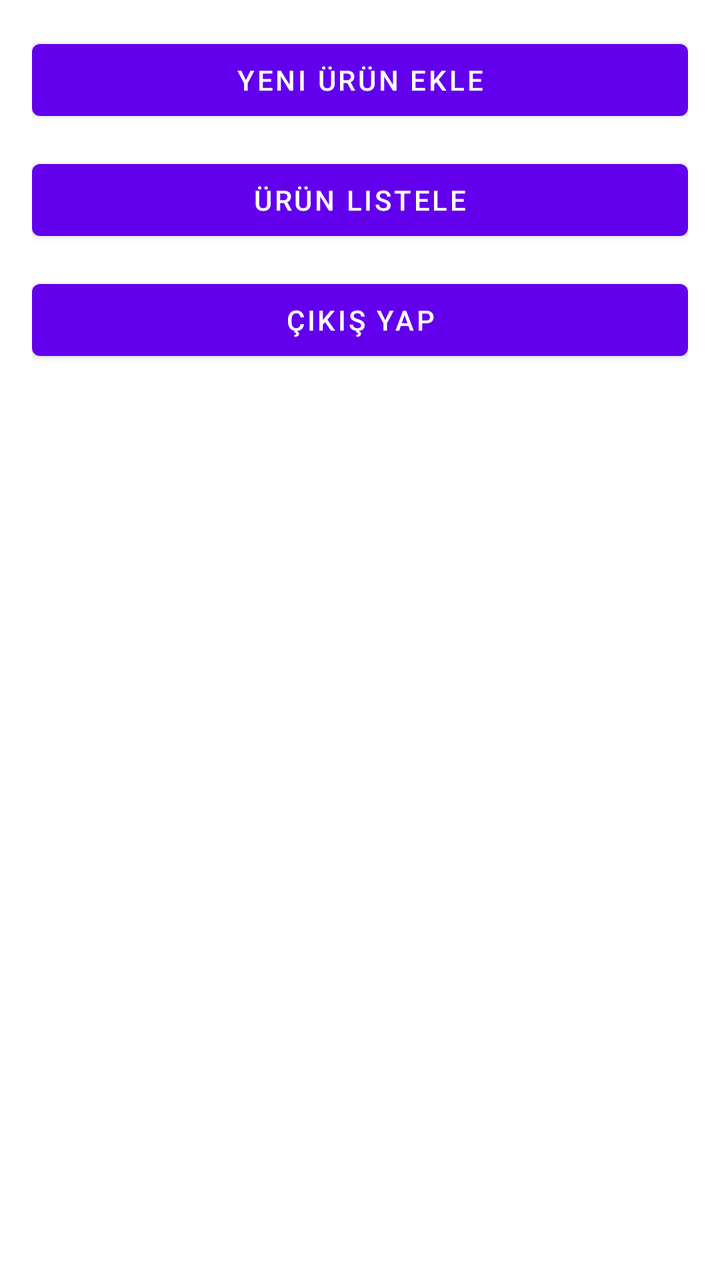
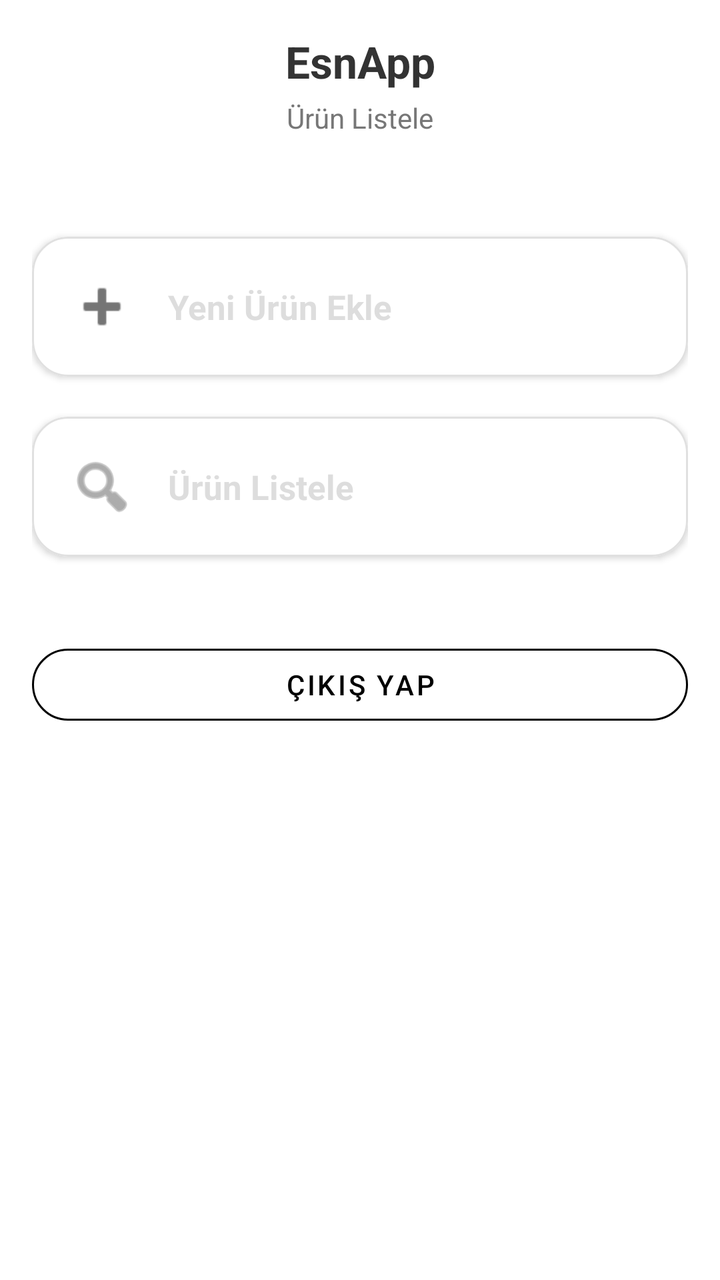

Two renders of the same Android screen: before a commit and after it. Below are the layout's source before the change and the commit's diff.
<!-- AndroidManifest.xml: application theme Theme.MaterialComponents.DayNight.NoActionBar -->
<!-- res/layout/activity_home.xml -->
<?xml version="1.0" encoding="utf-8"?>
<androidx.constraintlayout.widget.ConstraintLayout
    xmlns:android="http://schemas.android.com/apk/res/android"
    xmlns:app="http://schemas.android.com/apk/res-auto"
    android:id="@+id/layoutHome"
    android:layout_width="match_parent"
    android:layout_height="match_parent"
    android:padding="16dp">

    
    <Button
        android:id="@+id/btnNewOrder"
        android:layout_width="0dp"
        android:layout_height="wrap_content"
        android:text="@string/home_button_new_order"
        app:layout_constraintTop_toTopOf="parent"
        app:layout_constraintStart_toStartOf="parent"
        app:layout_constraintEnd_toEndOf="parent" />

    
    <Button
        android:id="@+id/btnListOrders"
        android:layout_width="0dp"
        android:layout_height="wrap_content"
        android:layout_marginTop="12dp"
        android:text="@string/home_button_list_orders"
        app:layout_constraintTop_toBottomOf="@id/btnNewOrder"
        app:layout_constraintStart_toStartOf="parent"
        app:layout_constraintEnd_toEndOf="parent" />

    
    <Button
        android:id="@+id/btnLogout"
        android:layout_width="0dp"
        android:layout_height="wrap_content"
        android:layout_marginTop="12dp"
        android:text="@string/button_logout"
        app:layout_constraintTop_toBottomOf="@id/btnListOrders"
        app:layout_constraintStart_toStartOf="parent"
        app:layout_constraintEnd_toEndOf="parent" />

</androidx.constraintlayout.widget.ConstraintLayout>
<!-- resources referenced by this layout -->
<resources>
  <string name="button_logout">Çıkış Yap</string>
  <string name="home_button_list_orders">Ürün Listele</string>
  <string name="home_button_new_order">Yeni Ürün Ekle</string>
</resources>

<!-- the commit's change to res/layout/activity_home.xml (unified diff, before → after) -->
@@ -5,36 +5,128 @@
     android:id="@+id/layoutHome"
     android:layout_width="match_parent"
     android:layout_height="match_parent"
+    android:background="@android:color/white"
     android:padding="16dp">
 
     
-    <Button
-        android:id="@+id/btnNewOrder"
+    <TextView
+        android:id="@+id/txtHomeTitle"
         android:layout_width="0dp"
         android:layout_height="wrap_content"
-        android:text="@string/home_button_new_order"
+        android:text="@string/app_name"
+        android:textSize="22sp"
+        android:textStyle="bold"
+        android:textColor="#333333"
+        android:gravity="center"
         app:layout_constraintTop_toTopOf="parent"
         app:layout_constraintStart_toStartOf="parent"
         app:layout_constraintEnd_toEndOf="parent" />
 
     
-    <Button
-        android:id="@+id/btnListOrders"
+    <TextView
+        android:id="@+id/txtHomeSubtitle"
         android:layout_width="0dp"
         android:layout_height="wrap_content"
-        android:layout_marginTop="12dp"
         android:text="@string/home_button_list_orders"
-        app:layout_constraintTop_toBottomOf="@id/btnNewOrder"
+        android:textSize="14sp"
+        android:textColor="#777777"
+        android:gravity="center"
+        android:layout_marginTop="4dp"
+        app:layout_constraintTop_toBottomOf="@id/txtHomeTitle"
         app:layout_constraintStart_toStartOf="parent"
         app:layout_constraintEnd_toEndOf="parent" />
 
     
-    <Button
-        android:id="@+id/btnLogout"
+    <com.google.android.material.card.MaterialCardView
+        android:id="@+id/btnNewOrder"
         android:layout_width="0dp"
         android:layout_height="wrap_content"
-        android:layout_marginTop="12dp"
+        android:layout_marginTop="50dp"
+        app:cardCornerRadius="18dp"
+        app:cardElevation="2dp"
+        app:strokeWidth="1dp"
+        app:strokeColor="#E0E0E0"
+        app:layout_constraintTop_toBottomOf="@id/txtHomeSubtitle"
+        app:layout_constraintStart_toStartOf="parent"
+        app:layout_constraintEnd_toEndOf="parent">
+
+        <LinearLayout
+            android:layout_width="match_parent"
+            android:layout_height="wrap_content"
+            android:padding="18dp"
+            android:orientation="horizontal"
+            android:gravity="center_vertical">
+
+            <ImageView
+                android:layout_width="34dp"
+                android:layout_height="34dp"
+                android:tint="#757575"
+                android:src="@android:drawable/ic_input_add"
+                android:contentDescription="@string/home_button_new_order" />
+
+            <TextView
+                android:layout_width="0dp"
+                android:layout_height="wrap_content"
+                android:layout_marginStart="16dp"
+                android:layout_weight="1"
+                android:text="@string/home_button_new_order"
+                android:textSize="17sp"
+                android:textStyle="bold"
+                android:textColor="#DDDDDD" />
+        </LinearLayout>
+    </com.google.android.material.card.MaterialCardView>
+
+    
+    <com.google.android.material.card.MaterialCardView
+        android:id="@+id/btnListOrders"
+        android:layout_width="0dp"
+        android:layout_height="wrap_content"
+        android:layout_marginTop="20dp"
+        app:cardCornerRadius="18dp"
+        app:cardElevation="2dp"
+        app:strokeWidth="1dp"
+        app:strokeColor="#E0E0E0"
+        app:layout_constraintTop_toBottomOf="@id/btnNewOrder"
+        app:layout_constraintStart_toStartOf="parent"
+        app:layout_constraintEnd_toEndOf="parent">
+
+        <LinearLayout
+            android:layout_width="match_parent"
+            android:layout_height="wrap_content"
+            android:padding="18dp"
+            android:orientation="horizontal"
+            android:gravity="center_vertical">
+
+            <ImageView
+                android:layout_width="34dp"
+                android:layout_height="34dp"
+                android:tint="#757575"
+                android:src="@android:drawable/ic_menu_search"
+                android:contentDescription="@string/home_button_list_orders" />
+
+            <TextView
+                android:layout_width="0dp"
+                android:layout_height="wrap_content"
+                android:layout_marginStart="16dp"
+                android:layout_weight="1"
+                android:text="@string/home_button_list_orders"
+                android:textSize="17sp"
+                android:textStyle="bold"
+                android:textColor="#DDDDDD" />
+        </LinearLayout>
+    </com.google.android.material.card.MaterialCardView>
+
+    
+    <com.google.android.material.button.MaterialButton
+        android:id="@+id/btnLogout"
+        style="@style/Widget.MaterialComponents.Button.OutlinedButton"
+        android:layout_width="0dp"
+        android:layout_height="wrap_content"
         android:text="@string/button_logout"
+        android:textColor="#000000"
+        app:strokeColor="#000000"
+        android:layout_marginTop="40dp"
+        app:cornerRadius="24dp"
         app:layout_constraintTop_toBottomOf="@id/btnListOrders"
         app:layout_constraintStart_toStartOf="parent"
         app:layout_constraintEnd_toEndOf="parent" />
<!-- resource entries referenced after the edit -->
@@ -1,5 +1,6 @@
 <!-- resources referenced by this layout -->
 <resources>
+  <string name="app_name">EsnApp</string>
   <string name="button_logout">Çıkış Yap</string>
   <string name="home_button_list_orders">Ürün Listele</string>
   <string name="home_button_new_order">Yeni Ürün Ekle</string>
